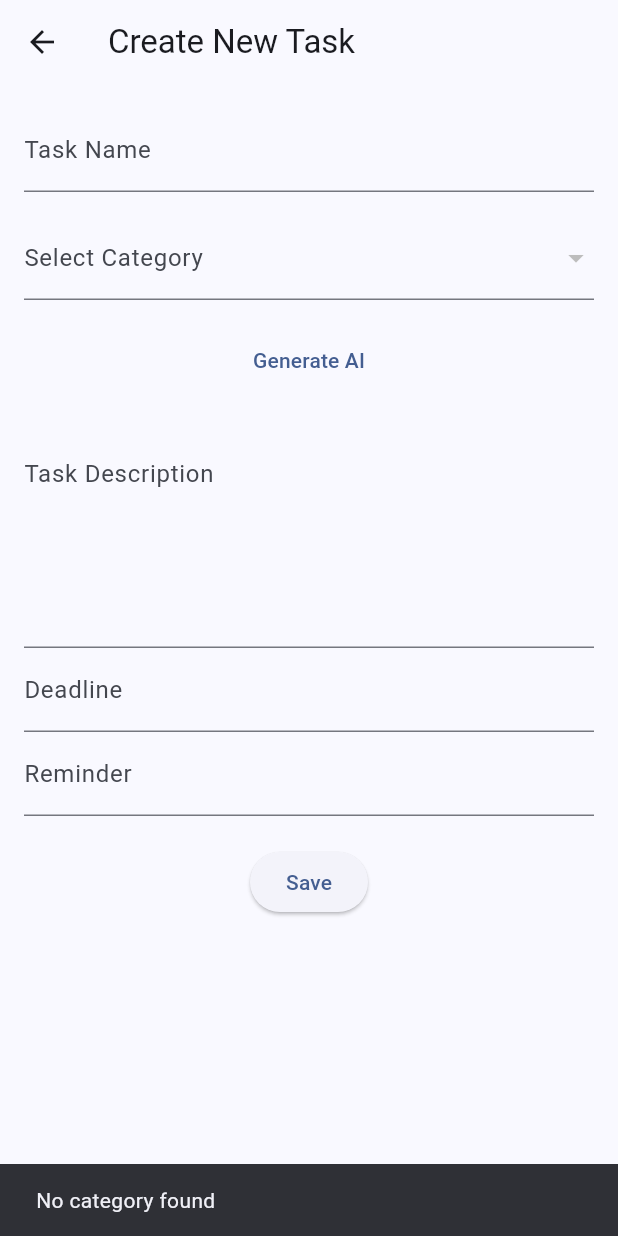
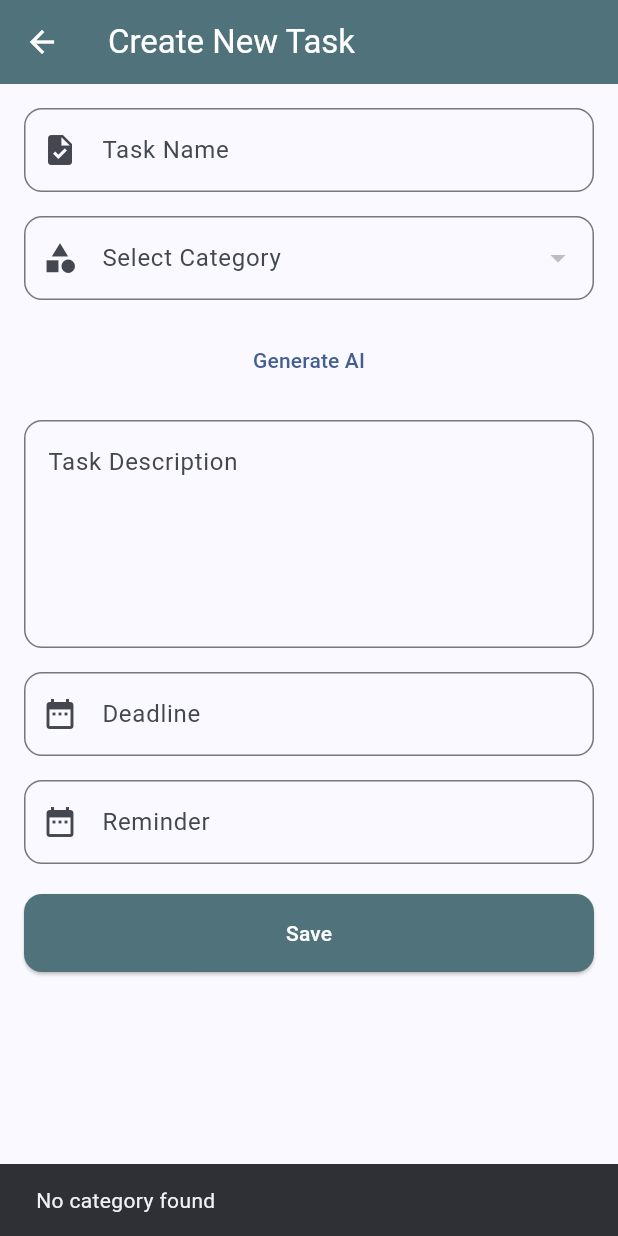
Before and after one commit to bintangyosua/EMMA, a Flutter app: the TaskCreatePage screen opened directly with empty values, on a phone screen of 412 x 824 dp. Run offline on Flutter 3.47's test engine with Material 3 defaults, Android fonts, the phone set to English and light mode, and no system bars; our stand-ins replace cloud_firestore, firebase_auth, firebase_core, flutter_dotenv, google_generative_ai; accounts and stored records are empty; network calls fail.

Commit message:
colors added

```diff
--- /dev/null
+++ b/lib/colors.dart
@@ -0,0 +1,8 @@
+import 'package:flutter/material.dart';
+
+class AppColors {
+  static const Color color1 = Color(0xFF78A083); // #789DBC
+  static const Color color2 = Color(0xFF50727B); // #FFE3E3
+  static const Color color3 = Color(0xFF344955); // #FEF9F2
+  static const Color color4 = Color(0xFF35374B); // #C9E9D2
+}
--- a/lib/eisenhower-matrix/task_create.dart
+++ b/lib/eisenhower-matrix/task_create.dart
@@ -1,4 +1,5 @@
 import 'package:cloud_firestore/cloud_firestore.dart';
+import 'package:emma/colors.dart';
 import 'package:emma/models/category.dart';
 import 'package:emma/models/task.dart';
 import 'package:firebase_auth/firebase_auth.dart';
@@ -12,8 +13,8 @@ final _firestore = FirebaseFirestore.instance;
 class TaskCreatePage extends StatefulWidget {
   final Function onTaskChanged;
 
-  const TaskCreatePage(
-      {super.key, required this.onTaskChanged});
+  const TaskCreatePage({Key? key, required this.onTaskChanged})
+      : super(key: key);
 
   @override
   _TaskCreatePageState createState() => _TaskCreatePageState();
@@ -21,28 +22,32 @@ class TaskCreatePage extends StatefulWidget {
 
 class _TaskCreatePageState extends State<TaskCreatePage> {
   final _formKey = GlobalKey<FormState>();
-  late final TextEditingController _taskNameController = TextEditingController();
-  late final TextEditingController _taskDescController = TextEditingController();
-  late final TextEditingController _taskCategoryController = TextEditingController();
-  late final TextEditingController _taskDeadlineController = TextEditingController();
-  late final TextEditingController _taskReminderController = TextEditingController();
+  late final TextEditingController _taskNameController =
+      TextEditingController();
+  late final TextEditingController _taskDescController =
+      TextEditingController();
+  late final TextEditingController _taskCategoryController =
+      TextEditingController();
+  late final TextEditingController _taskDeadlineController =
+      TextEditingController();
+  late final TextEditingController _taskReminderController =
+      TextEditingController();
 
   DateTime? _taskDeadline;
   DateTime? _taskReminder;
 
-  List<Category> categories = []; // Ganti dengan daftar kategori yang Anda miliki
+  List<Category> _categories = [];
 
   @override
   void initState() {
     super.initState();
-    _loadCategory();
+    _loadCategories();
   }
 
-  void _loadCategory() async {
-    // Ambil task berdasarkan kategori tanpa `setState` terlebih dahulu
-    List<Category> res = await Category.findAll();
+  Future<void> _loadCategories() async {
+    final categories = await Category.findAll();
 
-    if (res.isEmpty) {
+    if (categories.isEmpty) {
       if (mounted) {
         ScaffoldMessenger.of(context).showSnackBar(
           const SnackBar(
@@ -54,9 +59,8 @@ class _TaskCreatePageState extends State<TaskCreatePage> {
       return;
     }
 
-    // Panggil `setState` hanya untuk memperbarui state setelah data diambil
     setState(() {
-      categories = res;
+      _categories = categories;
     });
   }
 
@@ -73,7 +77,7 @@ class _TaskCreatePageState extends State<TaskCreatePage> {
   void _saveTask() {
     if (_formKey.currentState!.validate()) {
       User currentUser = FirebaseAuth.instance.currentUser!;
-      Task newTask = Task(
+      final newTask = Task(
         name: _taskNameController.text,
         desc: _taskDescController.text,
         category_id: _taskCategoryController.text,
@@ -89,16 +93,13 @@ class _TaskCreatePageState extends State<TaskCreatePage> {
           _taskReminder == null) {
         ScaffoldMessenger.of(context).showSnackBar(
           const SnackBar(
-            content: Text('Semua field wajib diisi'),
+            content: Text('Every tasks must not be empty'),
           ),
         );
         return; // Exit the function if any field is empty
       }
 
-      _firestore
-          .collection('tasks')
-          .add(newTask.toMap())
-          .then((value) {
+      _firestore.collection('tasks').add(newTask.toMap()).then((value) {
         widget.onTaskChanged();
         ScaffoldMessenger.of(context).showSnackBar(
           const SnackBar(
@@ -118,14 +119,20 @@ class _TaskCreatePageState extends State<TaskCreatePage> {
   Widget build(BuildContext context) {
     return Scaffold(
       appBar: AppBar(
-        title: const Text("Create New Task"),
+        backgroundColor: AppColors.color2,
+        title: const Text(
+          "Create New Task",
+          style: TextStyle(color: Colors.white),
+        ),
         leading: IconButton(
-          icon: const Icon(Icons.arrow_back),
+          icon: const Icon(
+            Icons.arrow_back,
+            color: Colors.white,
+          ),
           onPressed: () {
             Navigator.pop(context);
           },
         ),
-        // actions: [],
       ),
       body: Padding(
         padding: const EdgeInsets.all(16.0),
@@ -133,70 +140,190 @@ class _TaskCreatePageState extends State<TaskCreatePage> {
           key: _formKey,
           child: Column(
             children: [
-              TextFormField(
+              _buildTextFormField(
                 controller: _taskNameController,
-                decoration: const InputDecoration(
                 labelText: 'Task Name',
+                icon: Icons.task,
+                validator: (value) => value == null || value.isEmpty
+                    ? 'Please enter some text'
+                    : null,
               ),
-                validator: (value) {
-                  if (value == null || value.isEmpty) {
-                    return 'Please enter some text';
-                  }
-                  return null;
+              const SizedBox(height: 16.0),
+              _buildDropdownButtonFormField(),
+              const SizedBox(height: 16.0),
+              _buildGenerateAiButton(context),
+              const SizedBox(height: 16.0),
+              _buildTextFormField(
+                controller: _taskDescController,
+                labelText: 'Task Description',
+                maxLines: 5,
+                alignLabelWithHint: true,
+                validator: (value) => value == null || value.isEmpty
+                    ? 'Please enter some text'
+                    : null,
+              ),
+              const SizedBox(height: 16.0),
+              _buildDatePickerTextField(
+                controller: _taskDeadlineController,
+                labelText: 'Deadline',
+                onDateSelected: (date) {
+                  setState(() {
+                    _taskDeadline = date;
+                    _taskDeadlineController.text =
+                        DateFormat('dd/MM/yyyy').format(_taskDeadline!);
+                  });
                 },
               ),
               const SizedBox(height: 16.0),
-              DropdownButtonFormField<String>(
-                validator: (value) {
-                  if (value == null) {
-                    return 'Please select a category';
+              _buildDatePickerTextField(
+                controller: _taskReminderController,
+                labelText: 'Reminder',
+                onDateSelected: (date) {
+                  setState(() {
+                    _taskReminder = date;
+                    _taskReminderController.text =
+                        DateFormat('dd/MM/yyyy').format(_taskReminder!);
+                  });
+                },
+              ),
+              const SizedBox(height: 20),
+              SizedBox(
+                width: double.infinity,
+                child: ElevatedButton(
+                  style: ElevatedButton.styleFrom(
+                    backgroundColor: AppColors.color2,
+                    padding: const EdgeInsets.symmetric(vertical: 16),
+                    shape: RoundedRectangleBorder(
+                      borderRadius: BorderRadius.circular(12),
+                    ),
+                  ),
+                  onPressed: _saveTask,
+                  child: const Text(
+                    'Save',
+                    style: TextStyle(color: Colors.white),
+                  ),
+                ),
+              ),
+            ],
+          ),
+        ),
+      ),
+    );
   }
-                  return null;
-                },
-                decoration: const InputDecoration(
+
+  Widget _buildTextFormField({
+    required TextEditingController controller,
+    required String labelText,
+    IconData? icon,
+    int maxLines = 1,
+    bool alignLabelWithHint = false,
+    String? Function(String?)? validator,
+  }) {
+    return TextFormField(
+      controller: controller,
+      maxLines: maxLines,
+      decoration: InputDecoration(
+        labelText: labelText,
+        prefixIcon: icon != null ? Icon(icon) : null,
+        alignLabelWithHint: alignLabelWithHint,
+        border: OutlineInputBorder(
+          borderRadius: BorderRadius.circular(12),
+        ),
+      ),
+      validator: validator,
+    );
+  }
+
+  Widget _buildDropdownButtonFormField() {
+    return DropdownButtonFormField<String>(
+      validator: (value) => value == null ? 'Please select a category' : null,
+      decoration: InputDecoration(
         labelText: 'Select Category',
+        prefixIcon: Icon(Icons.category),
+        border: OutlineInputBorder(
+          borderRadius: BorderRadius.circular(12),
         ),
-                items:
-                    categories.map<DropdownMenuItem<String>>((Category category) {
+      ),
+      items: _categories.map<DropdownMenuItem<String>>((Category category) {
         return DropdownMenuItem<String>(
-                    value: category.uid, // Set `uid` as the value
-                    child: Text(category.name), // Show `name` in the UI
+          value: category.uid,
+          child: Text(category.name),
         );
       }).toList(),
       onChanged: (String? selectedUid) {
-                  // Update the controller based on selected category
         if (selectedUid == null) {
           _taskCategoryController.text = 'Do Now';
         } else {
-                    // Find the selected category by its uid
-                    final selectedCategory = categories.firstWhere(
+          final selectedCategory = _categories.firstWhere(
             (category) => category.uid == selectedUid,
           );
           _taskCategoryController.text = selectedCategory.uid;
         }
       },
-              ),
-              const SizedBox(height: 16.0),
-          TextButton(
+    );
+  }
+
+  Widget _buildGenerateAiButton(BuildContext context) {
+    return TextButton(
       child: const Text('Generate AI'),
       onPressed: () async {
         if (_taskNameController.text.isNotEmpty) {
           final model = GenerativeModel(
             model: 'gemini-1.5-flash',
-                    apiKey: dotenv.env['GEMINI_API_KEY'] ?? '');
+            apiKey: dotenv.env['GEMINI_API_KEY'] ?? '',
+          );
           final response = await model.generateContent([
             Content.text(
                 'Create a short description for the task named "${_taskNameController.text}". Describe its purpose, key steps, and expected outcomes.')
           ]);
           _taskDescController.text = '${response.text}';
         } else {
+          _showAlertDialog(context, 'Alert',
+              'Please enter a task name before generating AI description.');
+        }
+      },
+    );
+  }
+
+  Widget _buildDatePickerTextField({
+    required TextEditingController controller,
+    required String labelText,
+    required Function(DateTime) onDateSelected,
+  }) {
+    return TextFormField(
+      controller: controller,
+      readOnly: true,
+      decoration: InputDecoration(
+        labelText: labelText,
+        prefixIcon: Icon(Icons.date_range),
+        border: OutlineInputBorder(
+          borderRadius: BorderRadius.circular(12),
+        ),
+      ),
+      onTap: () async {
+        final DateTime? pickedDate = await showDatePicker(
+          context: context,
+          initialDate: DateTime.now(),
+          firstDate: DateTime.now(),
+          lastDate: DateTime(2030),
+          helpText: 'Select $labelText',
+          errorFormatText: 'Enter valid date',
+          errorInvalidText: 'Enter date in valid range',
+        );
+        if (pickedDate != null) {
+          onDateSelected(pickedDate);
+        }
+      },
+    );
+  }
+
+  void _showAlertDialog(BuildContext context, String title, String content) {
     showDialog(
       context: context,
       builder: (BuildContext context) {
         return AlertDialog(
-                      title: const Text('Alert'),
-                      content: const Text(
-                          'Please enter a task name before generating AI description.'),
+          title: Text(title),
+          content: Text(content),
           actions: <Widget>[
             TextButton(
               child: const Text('OK'),
@@ -209,85 +336,4 @@ class _TaskCreatePageState extends State<TaskCreatePage> {
       },
     );
   }
-            },
-          ),
-              const SizedBox(height: 16.0),
-              TextFormField(
-                controller: _taskDescController,
-                maxLines: 5, // Change to text area
-                decoration: const InputDecoration(
-                  labelText: 'Task Description',
-                  alignLabelWithHint: true,
-                  suffixIcon: Row(
-                    mainAxisSize: MainAxisSize.min,
-                  ),
-                ),
-                validator: (value) {
-                  if (value == null || value.isEmpty) {
-                    return 'Please enter some text';
 }
-                  return null;
-                },
-              ),
-              TextFormField(
-                controller: _taskDeadlineController,
-                readOnly: true,
-                decoration: const InputDecoration(
-                  labelText: 'Deadline',
-                ),
-                onTap: () async {
-                  final DateTime? picked = await showDatePicker(
-                    context: context,
-                    initialDate: DateTime.now(),
-                    firstDate: DateTime.now(),
-                    lastDate: DateTime(2030),
-                    helpText: 'Select Deadline',
-                    errorFormatText: 'Enter valid date',
-                    errorInvalidText: 'Enter date in valid range',
-                  );
-                  if (picked != null) {
-                    setState(() {
-                      _taskDeadline = picked;
-                      _taskDeadlineController.text =
-                          DateFormat('dd/MM/yyyy').format(_taskDeadline!);
-                    });
-                  }
-                },
-              ),
-              TextFormField(
-                controller: _taskReminderController,
-                readOnly: true,
-                decoration: const InputDecoration(
-                  labelText: 'Reminder',
-                ),
-                onTap: () async {
-                  final DateTime? picked = await showDatePicker(
-                    context: context,
-                    initialDate: DateTime.now(),
-                    firstDate: DateTime.now(),
-                    lastDate: DateTime(2030),
-                    helpText: 'Select Reminder',
-                    errorFormatText: 'Enter valid date',
-                    errorInvalidText: 'Enter date in valid range',
-                  );
-                  if (picked != null) {
-                    setState(() {
-                      _taskReminder = picked;
-                      _taskReminderController.text =
-                          DateFormat('dd/MM/yyyy').format(_taskReminder!);
-                    });
-                  }
-                },
-              ),
-              const SizedBox(height: 20),
-              ElevatedButton(
-                onPressed: _saveTask,
-                child: const Text('Save'),
-              ),
-            ],
-          ),
-        ),
-      ),
-    );
-  }
-}
--- a/pubspec.yaml
+++ b/pubspec.yaml
@@ -83,9 +83,9 @@ flutter:
   # list giving the asset and other descriptors for the font. For
   # example:
   fonts:
-     - family: Poppins
-       fonts:
-            - asset: assets/fonts/Poppins-Regular.ttf
+    - family: Poppins
+      fonts:
+        - asset: assets/fonts/Poppins-Regular.ttf
 
   #     fonts:
   #       - asset: fonts/Schyler-Regular.ttf
```
Also changed, not shown: lib/eisenhower-matrix/eisenhower-matrix.page.dart (+12 -16 lines), lib/eisenhower-matrix/task_page.dart (+139 -102 lines), lib/navigation-bar/navigation-bar.dart (+14 -10 lines), lib/navigation-bar/update_profile.dart (+13 -12 lines), lib/ui/login_screen.dart (+9 -8 lines), lib/ui/register_screen.dart (+6 -5 lines). Lines whose indentation alone changed are shown as unchanged.
